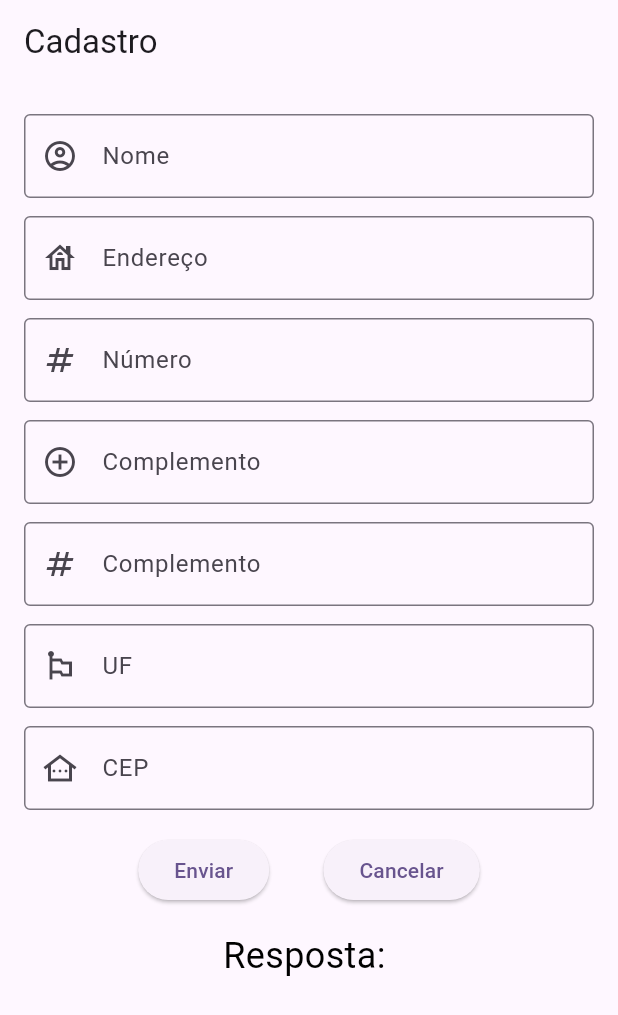
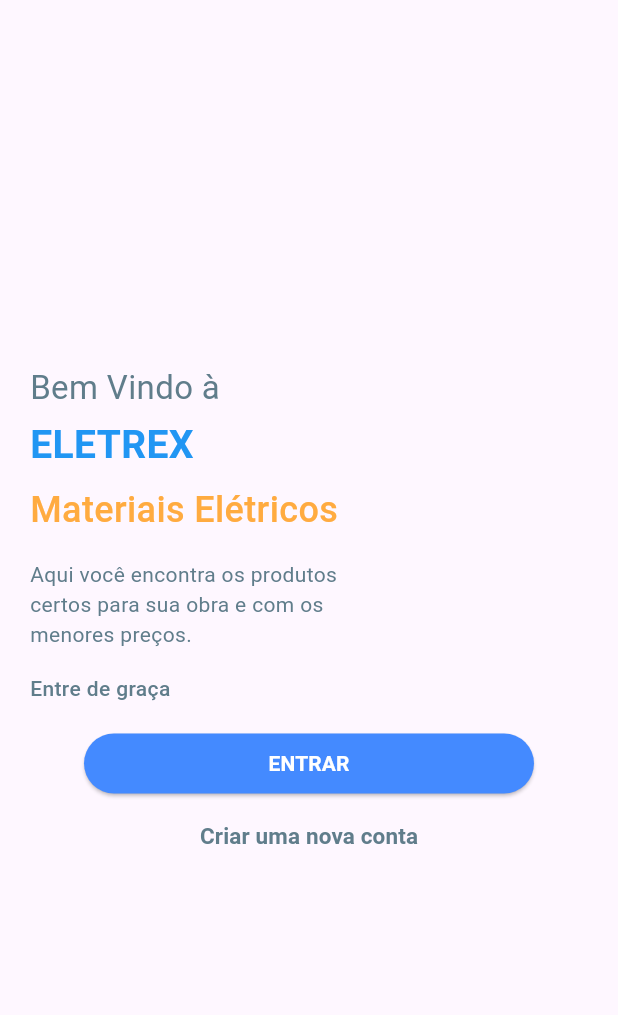
Before and after one commit to ThHenrique/fa-mobile-II, a Flutter app: the screen it shows after launch, on a phone screen of 412 x 824 dp. Shown: the top 1015 px of the screen. Run offline on Flutter 3.47's test engine with Material 2 defaults, Android fonts, the phone set to English and light mode, and no system bars.

Commit message:
refactor project

```diff
--- a/lib/main.dart
+++ b/lib/main.dart
@@ -1,6 +1,5 @@
 import 'package:flutter/material.dart';
-
-import 'mvc/first_activity/first_activity.dart';
+import 'package:form_widget/screens/welcome/welcome_screen.dart';
 
 void main() {
   runApp(const MyApp());
@@ -16,7 +15,7 @@ class MyApp extends StatelessWidget {
         colorScheme: ColorScheme.fromSeed(seedColor: Colors.deepPurple),
         useMaterial3: true,
       ),
-      home: const FisrtActivityForms(),
+      home: const WelcomeScreen(),
     );
   }
 }
--- /dev/null
+++ b/lib/screens/welcome/welcome_screen.dart
@@ -0,0 +1,93 @@
+import 'package:flutter/material.dart';
+import 'package:form_widget/screens/auth/login/login_screen.dart';
+import 'package:form_widget/screens/auth/register/register_screen.dart';
+
+class WelcomeScreen extends StatelessWidget {
+  const WelcomeScreen({super.key});
+
+  void goToApp(BuildContext context, bool registerAccont) {
+    Navigator.push(
+      context,
+      MaterialPageRoute(builder: (BuildContext context) {
+        return registerAccont ? const RegisterScreen() : const LoginScreen();
+      }),
+    );
+  }
+
+  @override
+  Widget build(BuildContext context) {
+    return Scaffold(
+      body: Container(
+        padding: const EdgeInsets.symmetric(horizontal: 20, vertical: 20),
+        child: Column(
+          crossAxisAlignment: CrossAxisAlignment.start,
+          mainAxisAlignment: MainAxisAlignment.center,
+          children: [
+            const Text(
+              "Bem Vindo à",
+              style: TextStyle(color: Colors.blueGrey, fontSize: 22, fontWeight: FontWeight.w400),
+            ),
+            const SizedBox(height: 4.0),
+            const Text(
+              "ELETREX",
+              style: TextStyle(color: Colors.blue, fontSize: 26, fontWeight: FontWeight.w600),
+            ),
+            const SizedBox(height: 8.0),
+            const Text(
+              "Materiais Elétricos",
+              style: TextStyle(color: Colors.orangeAccent, fontSize: 24, fontWeight: FontWeight.w500),
+            ),
+            const SizedBox(height: 16.0),
+            const SizedBox(
+              width: 240,
+              child: Text(
+                "Aqui você encontra os produtos certos para sua obra e com os menores preços.",
+                style: TextStyle(color: Colors.blueGrey, fontSize: 14, fontWeight: FontWeight.w400),
+              ),
+            ),
+            const SizedBox(height: 16.0),
+            const Text(
+              "Entre de graça",
+              style: TextStyle(color: Colors.blueGrey, fontSize: 14, fontWeight: FontWeight.w500),
+            ),
+            const SizedBox(height: 16.0),
+            Center(
+              child: SizedBox(
+                width: 300,
+                child: ElevatedButton(
+                  onPressed: () => goToApp(context, false),
+                  style: ElevatedButton.styleFrom(backgroundColor: Colors.blueAccent),
+                  child: const Text(
+                    'ENTRAR',
+                    style: TextStyle(
+                      fontWeight: FontWeight.bold,
+                      color: Colors.white,
+                    ),
+                  ),
+                ),
+              ),
+            ),
+            Align(
+              alignment: Alignment.bottomCenter,
+              child: Center(
+                child: SizedBox(
+                  child: TextButton(
+                    onPressed: () => goToApp(context, true),
+                    child: const Text(
+                      'Criar uma nova conta',
+                      style: TextStyle(
+                        fontSize: 15,
+                        fontWeight: FontWeight.bold,
+                        color: Colors.blueGrey,
+                      ),
+                    ),
+                  ),
+                ),
+              ),
+            )
+          ],
+        ),
+      ),
+    );
+  }
+}
--- a/lib/shared/widgets/input.dart
+++ b/lib/shared/widgets/input.dart
@@ -29,10 +29,13 @@ class _InputState extends State<Input> {
       validator: (String? value) => widget.validator(value ?? '', widget.label),
       decoration: InputDecoration(
         hintText: 'Digite o ${widget.label}',
-        border: const OutlineInputBorder(),
-        label: Text(widget.label),
+        border: const OutlineInputBorder(
+          borderSide: BorderSide(color: Colors.black12),
+          borderRadius: BorderRadius.all(Radius.circular(20)),
+        ),
         focusedBorder: const OutlineInputBorder(
-          borderSide: BorderSide(color: Colors.teal),
+          borderSide: BorderSide(color: Colors.black54, width: 1.2),
+          borderRadius: BorderRadius.all(Radius.circular(20)),
         ),
         prefixIcon: widget.icon,
       ),
```
Also changed, not shown: lib/screens/auth/login/login_screen.dart (added, +132 -0 lines), lib/screens/auth/register/address_screen.dart (added, +138 -0 lines), lib/screens/auth/register/register_controller.dart (added, +28 -0 lines), lib/screens/auth/register/register_screen.dart (added, +123 -0 lines), lib/screens/home/home_screen.dart (added, +17 -0 lines).
